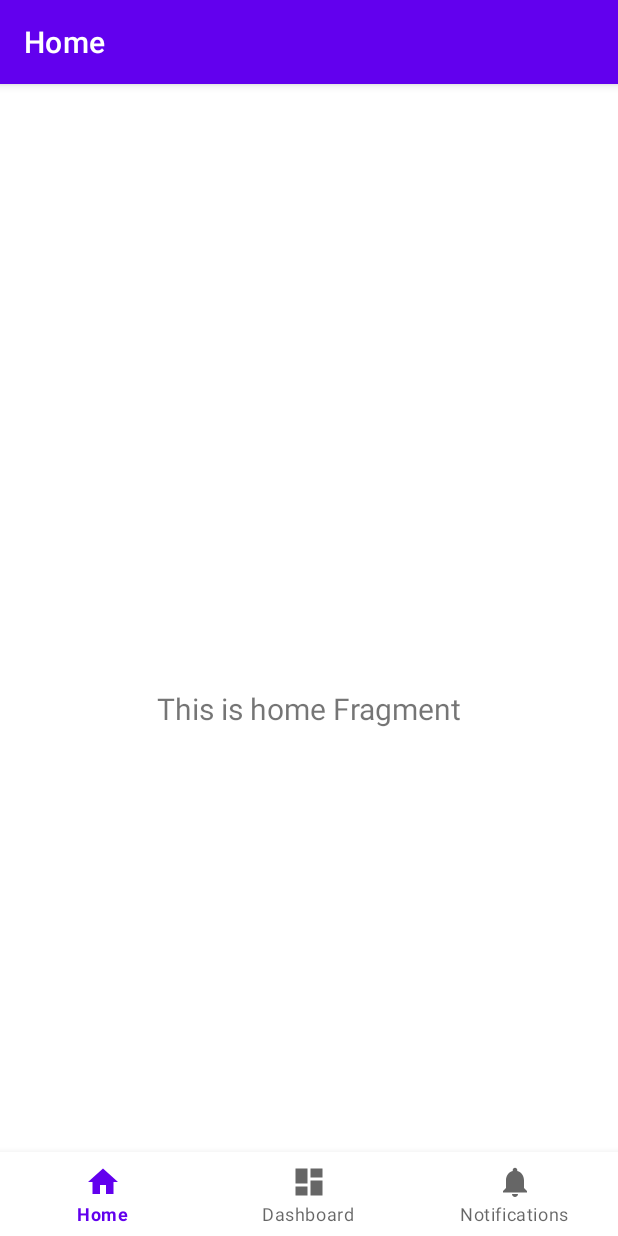
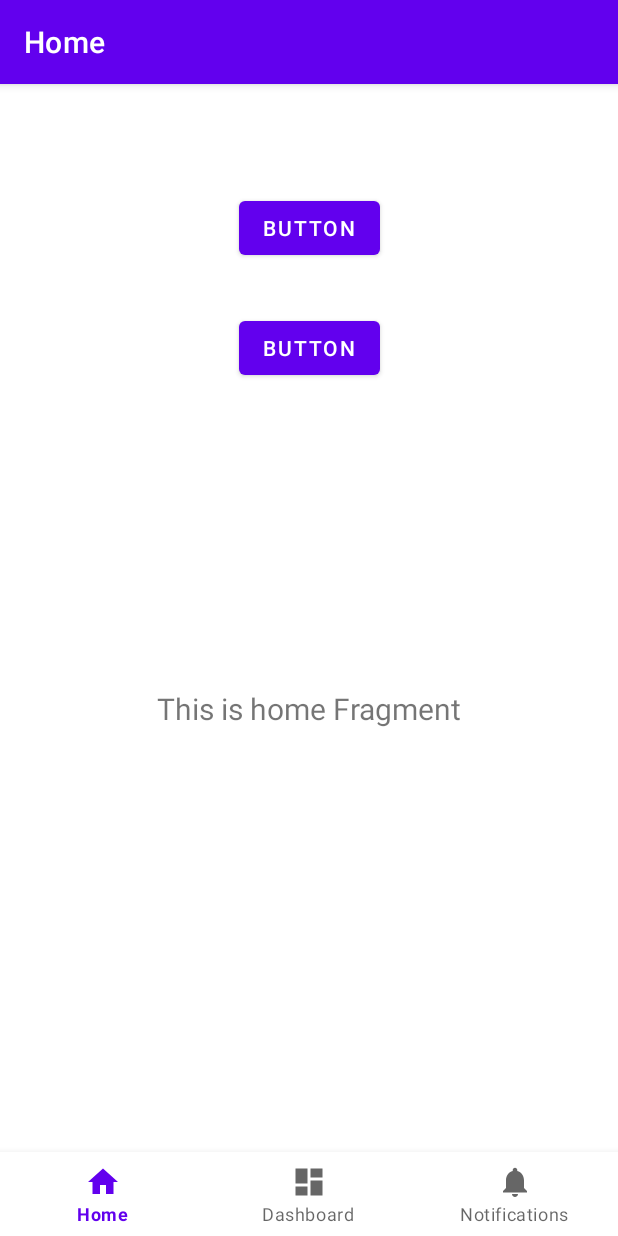
Before and after one commit to tatttsuuu1515/memo_note, an Android app: the screen it shows after launch (MainActivity), on a phone screen of 412 x 824 dp. Run offline under Robolectric (Android 15) with nearby library versions, the phone set to English and light mode, and no system bars; our stand-ins replace navigation-ui.

Commit message:
ボタンを追加

```diff
--- a/app/src/main/res/layout/activity_main.xml
+++ b/app/src/main/res/layout/activity_main.xml
@@ -1,6 +1,7 @@
 <?xml version="1.0" encoding="utf-8"?>
 <androidx.constraintlayout.widget.ConstraintLayout xmlns:android="http://schemas.android.com/apk/res/android"
     xmlns:app="http://schemas.android.com/apk/res-auto"
+    xmlns:tools="http://schemas.android.com/tools"
     android:id="@+id/container"
     android:layout_width="match_parent"
     android:layout_height="match_parent"
@@ -30,4 +31,24 @@
         app:layout_constraintTop_toTopOf="parent"
         app:navGraph="@navigation/mobile_navigation" />
 
+    <Button
+        android:id="@+id/button"
+        android:layout_width="wrap_content"
+        android:layout_height="wrap_content"
+        android:layout_marginTop="16dp"
+        android:text="Button"
+        app:layout_constraintEnd_toEndOf="parent"
+        app:layout_constraintStart_toStartOf="parent"
+        app:layout_constraintTop_toTopOf="parent" />
+
+    <Button
+        android:id="@+id/button2"
+        android:layout_width="wrap_content"
+        android:layout_height="wrap_content"
+        android:layout_marginTop="32dp"
+        android:text="Button"
+        app:layout_constraintEnd_toEndOf="@+id/button"
+        app:layout_constraintStart_toStartOf="@+id/button"
+        app:layout_constraintTop_toBottomOf="@+id/button" />
+
 </androidx.constraintlayout.widget.ConstraintLayout>
```
